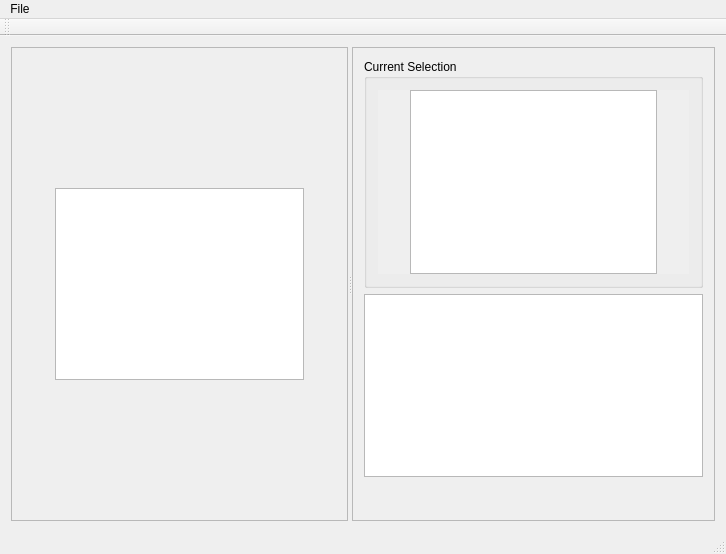
Above: mainwindow.ui from huderlem/carrotpatch before the change. Below: the same form after it.
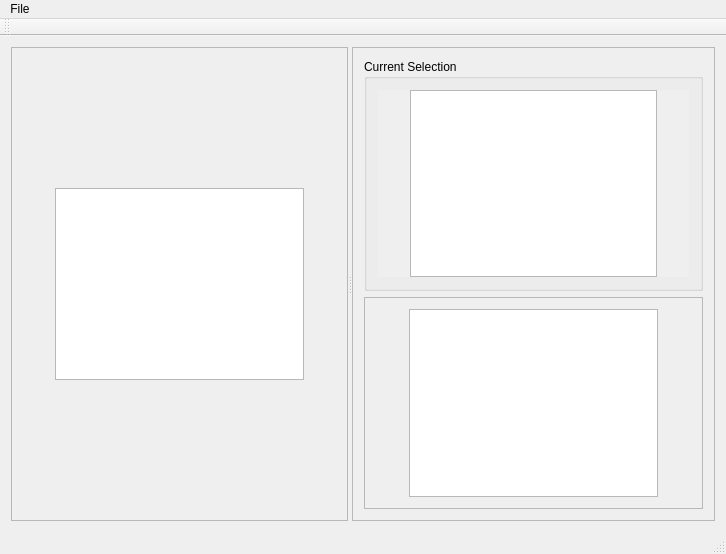
That is the form after the change.

Diff of the .ui file:
```diff
--- a/mainwindow.ui
+++ b/mainwindow.ui
@@ -129,7 +129,7 @@
                  <x>0</x>
                  <y>0</y>
                  <width>315</width>
-                 <height>190</height>
+                 <height>196</height>
                 </rect>
                </property>
                <layout class="QHBoxLayout" name="horizontalLayout">
@@ -192,20 +192,52 @@
           </widget>
          </item>
          <item>
+          <widget class="QScrollArea" name="scrollArea_4">
+           <property name="widgetResizable">
+            <bool>true</bool>
+           </property>
+           <widget class="QWidget" name="scrollAreaWidgetContents_4">
+            <property name="geometry">
+             <rect>
+              <x>0</x>
+              <y>0</y>
+              <width>333</width>
+              <height>226</height>
+             </rect>
+            </property>
+            <layout class="QGridLayout" name="gridLayout_4">
+             <item row="0" column="0">
+              <spacer name="horizontalSpacer_5">
+               <property name="orientation">
+                <enum>Qt::Horizontal</enum>
+               </property>
+               <property name="sizeHint" stdset="0">
+                <size>
+                 <width>40</width>
+                 <height>20</height>
+                </size>
+               </property>
+              </spacer>
+             </item>
+             <item row="0" column="1">
           <widget class="QGraphicsView" name="metatileSelectorGraphicsView"/>
          </item>
-         <item>
-          <spacer name="verticalSpacer_3">
+             <item row="0" column="2">
+              <spacer name="horizontalSpacer_6">
            <property name="orientation">
-            <enum>Qt::Vertical</enum>
+                <enum>Qt::Horizontal</enum>
            </property>
            <property name="sizeHint" stdset="0">
             <size>
-             <width>20</width>
-             <height>40</height>
+                 <width>40</width>
+                 <height>20</height>
             </size>
            </property>
           </spacer>
+             </item>
+            </layout>
+           </widget>
+          </widget>
          </item>
         </layout>
        </widget>
```
Lines whose indentation alone changed are shown as unchanged.
